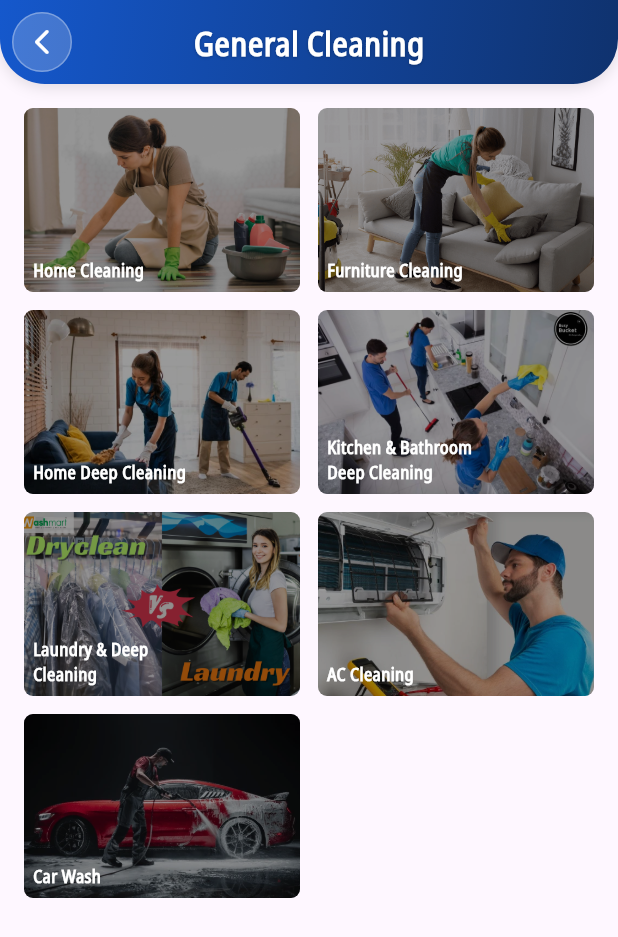
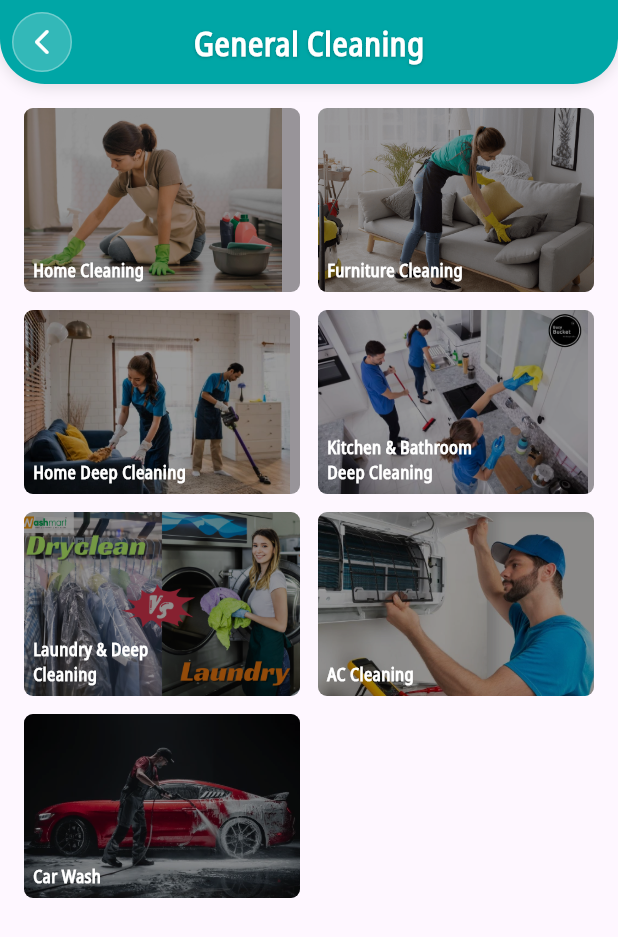
Before and after one commit to Sourabhgour11/cleaning_app, a Flutter app: the HomeScreen screen opened by its route, after a tap on "General Cleaning", on a phone screen of 412 x 824 dp. Shown: the top 937 px of the screen. Run offline on Flutter 3.47's test engine with Material 3 defaults, Android fonts, the phone set to English and light mode, and no system bars; our stand-ins replace animated_splash_screen, carousel_slider, get, page_transition, pinput; missing offline and left inert: timer_button; statements that could not run were skipped.

Commit message:
commit (11/09/25)

```diff
--- a/lib/app/modules/auth/login_screen/login_screen_controller.dart
+++ b/lib/app/modules/auth/login_screen/login_screen_controller.dart
@@ -18,12 +18,13 @@
     if (email.isNotEmpty && password.isNotEmpty) {
       print("Email And Password Is Not Empty");
       isLoading.value = false;
+
     } else if (userType == AppStrings.cleaner) {
       isLoading.value = false;
       print("User Type Is Cleaner");
       Get.offAllNamed(AppRoutes.bottomNav);
     } else if (userType == AppStrings.user) {
-      Get.offAllNamed(AppRoutes.bottomNav);
+      Get.offAllNamed(AppRoutes.userBottomNav);
       isLoading.value = false;
       print("User Type Is User");
     } else {
--- a/lib/app/modules/user app/bottom_nav_screen/bottom_nav_screen.dart
+++ b/lib/app/modules/user app/bottom_nav_screen/bottom_nav_screen.dart
@@ -4,12 +4,12 @@
 
 import 'bottom_nav_screen_controller.dart';
 
-class BottomNavScreen extends GetView<BottomNavController> {
-  const BottomNavScreen({Key? key}) : super(key: key);
+class UserBottomNavScreen extends GetView<UserBottomNavController> {
+  const UserBottomNavScreen({Key? key}) : super(key: key);
 
   @override
   Widget build(BuildContext context) {
-    final BottomNavController controller = Get.find();
+    final UserBottomNavController controller = Get.find();
 
     return Scaffold(
       backgroundColor: Colors.white,
--- a/lib/app/modules/user app/bottom_nav_screen/bottom_nav_screen_binding.dart
+++ b/lib/app/modules/user app/bottom_nav_screen/bottom_nav_screen_binding.dart
@@ -3,9 +3,9 @@
 import 'bottom_nav_screen_controller.dart';
 
 
-class BottomNavBinding extends Bindings {
+class UserBottomNavBinding extends Bindings {
   @override
   void dependencies() {
-    Get.lazyPut<BottomNavController>(() => BottomNavController());
+    Get.lazyPut<UserBottomNavController>(() => UserBottomNavController());
   }
 }
--- a/lib/app/modules/user app/bottom_nav_screen/bottom_nav_screen_controller.dart
+++ b/lib/app/modules/user app/bottom_nav_screen/bottom_nav_screen_controller.dart
@@ -6,7 +6,7 @@
 import 'package:flutter/material.dart';
 
 
-class BottomNavController extends GetxController {
+class UserBottomNavController extends GetxController {
   // Selected index observable
   var selectedIndex = 0.obs;
 
--- /dev/null
+++ b/lib/app/modules/user app/favourites_screen/favourites_screen_controller.dart
@@ -0,0 +1,3 @@
+import 'package:cleaning_app/app/utils/app_export.dart';
+
+class FavouritesScreenController extends GetxController {}
--- a/lib/app/modules/user app/home_screen/home_screen.dart
+++ b/lib/app/modules/user app/home_screen/home_screen.dart
@@ -29,35 +29,40 @@
                 // SliverAppBar with greeting, location, search
                 SliverAppBar(
                   automaticallyImplyLeading: false,
-                  expandedHeight: 140,
+                  expandedHeight: 145,
                   floating: false,
                   pinned: true,
                   elevation: 2,
                   flexibleSpace: LayoutBuilder(
                     builder: (context, constraints) {
-                      var top = constraints.biggest.height;
-                      bool isCollapsed = top <= kToolbarHeight + 20; // adjust as needed
+                      // The current height of the SliverAppBar
+                      double top = constraints.biggest.height;
+
+                      // Detect if the appbar is collapsed
+                      bool isCollapsed = top < 120; // adjust threshold as needed
 
                       return Stack(
+                        fit: StackFit.expand,
                         children: [
                           // Gradient Background
                           Container(
                             decoration: BoxDecoration(
-                              gradient: LinearGradient(
-                                begin: Alignment.topLeft,
-                                end: Alignment.bottomRight,
-                                colors: [AppColours.appColor, AppColours.appColor2],
-                              ),
+                              // gradient: LinearGradient(
+                              //   begin: Alignment.topLeft,
+                              //   end: Alignment.bottomRight,
+                              //   colors: [AppColours.appColor, AppColours.appColor2],
+                              // ),
+                              color: AppColours.appColor
                             ),
                           ),
 
-                          // Collapsible Content
+                          // Collapsible Content (fades out on scroll)
                           Positioned(
                             left: 16,
                             right: 16,
-                            top: MediaQuery.of(context).size.height*0.07,
+                            top: MediaQuery.of(context).padding.top + 20,
                             child: AnimatedOpacity(
-                              duration: const Duration(milliseconds: 300),
+                              duration: const Duration(milliseconds: 200),
                               opacity: isCollapsed ? 0.0 : 1.0,
                               child: Column(
                                 crossAxisAlignment: CrossAxisAlignment.start,
@@ -68,15 +73,15 @@
                                       fontSize: 20,
                                       fontWeight: FontWeight.w600,
                                       fontFamily: AppFonts.fontFamily,
-                                      color: Colors.white, // Changed for better visibility on gradient
+                                      color: Colors.white,
                                     ),
                                   )),
-                                  const SizedBox(height: 10),
+                                  const SizedBox(height: 4),
                                   Obx(() => Row(
                                     children: [
                                       const Icon(
                                         Icons.location_on_outlined,
-                                        color: Colors.white, // Changed for better visibility
+                                        color: Colors.white,
                                         size: 18,
                                       ),
                                       const SizedBox(width: 4),
@@ -84,7 +89,7 @@
                                         child: Text(
                                           controller.location.value,
                                           style: const TextStyle(
-                                            color: Colors.white, // Changed for better visibility
+                                            color: Colors.white,
                                             fontSize: 14,
                                             fontFamily: AppFonts.fontFamily,
                                             overflow: TextOverflow.ellipsis,
@@ -94,7 +99,7 @@
                                       const Icon(
                                         Icons.keyboard_arrow_down,
                                         size: 18,
-                                        color: Colors.white, // Changed for better visibility
+                                        color: Colors.white,
                                       ),
                                     ],
                                   )),
@@ -103,15 +108,15 @@
                             ),
                           ),
 
-                          // Search Bar (Pinned at bottom of SliverAppBar)
+                          // Search Bar pinned at the bottom
                           Positioned(
                             left: 16,
                             right: 16,
-                            bottom: 6,
+                            bottom: 10,
                             child: Container(
                               height: 45,
                               decoration: BoxDecoration(
-                                color: Colors.white, // Changed to white for better contrast
+                                color: Colors.white,
                                 borderRadius: BorderRadius.circular(10),
                                 boxShadow: [
                                   BoxShadow(
@@ -126,9 +131,9 @@
                                   const SizedBox(width: 8),
                                   Icon(Icons.search, color: Colors.grey[600]),
                                   const SizedBox(width: 8),
-                                  Expanded(
-                                    child: TextFormField(
-                                      decoration: const InputDecoration(
+                                  const Expanded(
+                                    child: TextField(
+                                      decoration: InputDecoration(
                                         hintText: 'Search for "Home Cleaning"',
                                         border: InputBorder.none,
                                         hintStyle: TextStyle(color: Colors.grey),
@@ -144,6 +149,7 @@
                     },
                   ),
                 ),
+
 
 
 
--- a/lib/app/modules/user app/sub_categories_screen/sub_categories_screen.dart
+++ b/lib/app/modules/user app/sub_categories_screen/sub_categories_screen.dart
@@ -51,12 +51,12 @@
                                  children: [
                                    Image.asset(
                                      item['image'],
-                                     width: 200,
+                                     // width: MediaQuery.of(context).size.width*20/100,
                                      height: double.infinity,
                                      fit: BoxFit.cover,
                                    ),
                                    Container(
-                                     width: 200,
+                                     // width: MediaQuery.of(context).size.width*20/100,
                                      height: double.infinity,
                                      color: Colors.black.withOpacity(0.4), // dark overlay
                                    ),
--- a/lib/app/rotes/app_pages.dart
+++ b/lib/app/rotes/app_pages.dart
@@ -85,7 +85,7 @@
     ),
     GetPage(
       name: AppRoutes.bottomNav,
-      page: () => const BottomNavScreen(),
+      page: () => BottomNavScreen(),
       binding: BottomNavBinding(),
     ),
     GetPage(
@@ -116,9 +116,9 @@
       binding: InboxScreenBinding(),
     ),
     GetPage(
-      name: AppRoutes.bottomNav,
-      page: () => BottomNavScreen(),
-      binding: BottomNavBinding(),
+      name: AppRoutes.userBottomNav,
+      page: () => UserBottomNavScreen(),
+      binding: UserBottomNavBinding(),
     ),
   ];
 }
--- a/lib/app/rotes/app_routes.dart
+++ b/lib/app/rotes/app_routes.dart
@@ -13,7 +13,7 @@
   static const booking = '/booking';
   static const inbox = '/inbox';
   static const bottomNav = '/bottomNav';
-  static const bottomNav = '/bottomNav';
+  static const userBottomNav = '/userBottomNav';
   static const subCategory = '/subCategory';
   static const bookService = '/bookService';
 }
--- a/lib/app/utils/app_colours.dart
+++ b/lib/app/utils/app_colours.dart
@@ -1,7 +1,8 @@
 import 'package:flutter/material.dart';
 
 class AppColours {
-  static const appColor = Color.fromARGB(255, 21, 88, 204);
+  // static const appColor = Color.fromARGB(255, 21, 88, 204);
+  static const appColor = Color(0xff00a6a6);
   static const appColor2 = Color.fromARGB(255, 15, 50, 110);
 
   static const Color white = Colors.white;
--- a/lib/app/utils/app_style.dart
+++ b/lib/app/utils/app_style.dart
@@ -24,78 +24,78 @@
   );
 
   //-------------------------------- AppBar Style --------------------------------
-  static AppBar appBarStyle(String title, {bool isBackButton = true}) => AppBar(
-    automaticallyImplyLeading: isBackButton,
-    backgroundColor: Colors.transparent,
-    foregroundColor: AppColours.appColor,
-    elevation: 0,
-    centerTitle: true,
-    flexibleSpace: Container(
-      decoration: const BoxDecoration(
-        borderRadius: BorderRadius.only(
-          bottomLeft: Radius.circular(30),
-          bottomRight: Radius.circular(30),
-        ),
-        gradient: AppColours.gradientColor,
-        boxShadow: [
-          BoxShadow(
-            color: Colors.black12,
-            offset: Offset(0, 2),
-            blurRadius: 8,
-            spreadRadius: 0,
-          ),
-        ],
-      ),
-    ),
-    leading: isBackButton
-        ? Container(
-            margin: const EdgeInsets.all(8),
-            decoration: BoxDecoration(
-              color: Colors.white.withOpacity(0.2),
-              borderRadius: BorderRadius.circular(25),
-              border: Border.all(
-                color: Colors.white.withOpacity(0.3),
-                width: 1,
-              ),
-            ),
-            child: IconButton(
-              onPressed: () => Get.back(),
-              color: AppColours.white,
-              icon: const Icon(Icons.arrow_back_ios_new_rounded, size: 20),
-            ),
-          )
-        : null,
-    title: Text(
-      title,
-      style: const TextStyle(
-        fontSize: 22,
-        fontWeight: FontWeight.w700,
-        color: AppColours.white,
-        fontFamily: AppFonts.fontFamily,
-        letterSpacing: 0.5,
-        shadows: [
-          Shadow(color: Colors.black26, offset: Offset(0, 1), blurRadius: 2),
-        ],
-      ),
-    ),
-    actions: [
-      // Container(
-      //   margin: const EdgeInsets.only(right: 16, top: 8, bottom: 8),
-      //   decoration: BoxDecoration(
-      //     color: Colors.white.withOpacity(0.2),
-      //     borderRadius: BorderRadius.circular(12),
-      //     border: Border.all(color: Colors.white.withOpacity(0.3), width: 1),
-      //   ),
-      //   child: IconButton(
-      //     onPressed: () {
-      //       // Add notification or menu action here
-      //     },
-      //     color: AppColours.white,
-      //     icon: const Icon(Icons.notifications_outlined, size: 22),
-      //   ),
-      // ),
-    ],
-  );
+  // static AppBar appBarStyle(String title, {bool isBackButton = true}) => AppBar(
+  //   automaticallyImplyLeading: isBackButton,
+  //   backgroundColor: Colors.transparent,
+  //   foregroundColor: AppColours.appColor,
+  //   elevation: 0,
+  //   centerTitle: true,
+  //   flexibleSpace: Container(
+  //     decoration: const BoxDecoration(
+  //       borderRadius: BorderRadius.only(
+  //         bottomLeft: Radius.circular(30),
+  //         bottomRight: Radius.circular(30),
+  //       ),
+  //       gradient: AppColours.gradientColor,
+  //       boxShadow: [
+  //         BoxShadow(
+  //           color: Colors.black12,
+  //           offset: Offset(0, 2),
+  //           blurRadius: 8,
+  //           spreadRadius: 0,
+  //         ),
+  //       ],
+  //     ),
+  //   ),
+  //   leading: isBackButton
+  //       ? Container(
+  //           margin: const EdgeInsets.all(8),
+  //           decoration: BoxDecoration(
+  //             color: Colors.white.withOpacity(0.2),
+  //             borderRadius: BorderRadius.circular(25),
+  //             border: Border.all(
+  //               color: Colors.white.withOpacity(0.3),
+  //               width: 1,
+  //             ),
+  //           ),
+  //           child: IconButton(
+  //             onPressed: () => Get.back(),
+  //             color: AppColours.white,
+  //             icon: const Icon(Icons.arrow_back_ios_new_rounded, size: 20),
+  //           ),
+  //         )
+  //       : null,
+  //   title: Text(
+  //     title,
+  //     style: const TextStyle(
+  //       fontSize: 22,
+  //       fontWeight: FontWeight.w700,
+  //       color: AppColours.white,
+  //       fontFamily: AppFonts.fontFamily,
+  //       letterSpacing: 0.5,
+  //       shadows: [
+  //         Shadow(color: Colors.black26, offset: Offset(0, 1), blurRadius: 2),
+  //       ],
+  //     ),
+  //   ),
+  //   actions: [
+  //     // Container(
+  //     //   margin: const EdgeInsets.only(right: 16, top: 8, bottom: 8),
+  //     //   decoration: BoxDecoration(
+  //     //     color: Colors.white.withOpacity(0.2),
+  //     //     borderRadius: BorderRadius.circular(12),
+  //     //     border: Border.all(color: Colors.white.withOpacity(0.3), width: 1),
+  //     //   ),
+  //     //   child: IconButton(
+  //     //     onPressed: () {
+  //     //       // Add notification or menu action here
+  //     //     },
+  //     //     color: AppColours.white,
+  //     //     icon: const Icon(Icons.notifications_outlined, size: 22),
+  //     //   ),
+  //     // ),
+  //   ],
+  // );
 
 //-------------------------------- AppBar Style --------------------------------
   static AppBar appBarStyle(String title, {bool isBackButton = true}) => AppBar(
@@ -110,11 +110,12 @@
           bottomLeft: Radius.circular(30),
           bottomRight: Radius.circular(30),
         ),
-        gradient: LinearGradient(
-          begin: Alignment.topLeft,
-          end: Alignment.bottomRight,
-          colors: [AppColours.appColor, AppColours.appColor2],
-        ),
+        // gradient: LinearGradient(
+        //   begin: Alignment.topLeft,
+        //   end: Alignment.bottomRight,
+        //   colors: [AppColours.appColor, AppColours.appColor2],
+        // ),
+        color: AppColours.appColor,
         boxShadow: [
           BoxShadow(
             color: Colors.black12,
--- a/pubspec.yaml
+++ b/pubspec.yaml
@@ -42,6 +42,7 @@
   shared_preferences: ^2.1.1
   carousel_slider: ^5.1.1
   flutter_floating_bottom_bar: ^1.3.0
+  fvm: ^3.2.1
 
 dev_dependencies:
   flutter_test:
```
Also changed, not shown: lib/app/modules/user app/booking_screen/booking_screen.dart (+25 -22 lines), lib/app/modules/user app/favourites_screen/favourites_screen.dart (added, +10 -0 lines), lib/app/modules/user app/favourites_screen/favourites_screen_binding.dart (added, +10 -0 lines), pubspec.lock, 1 other file.
